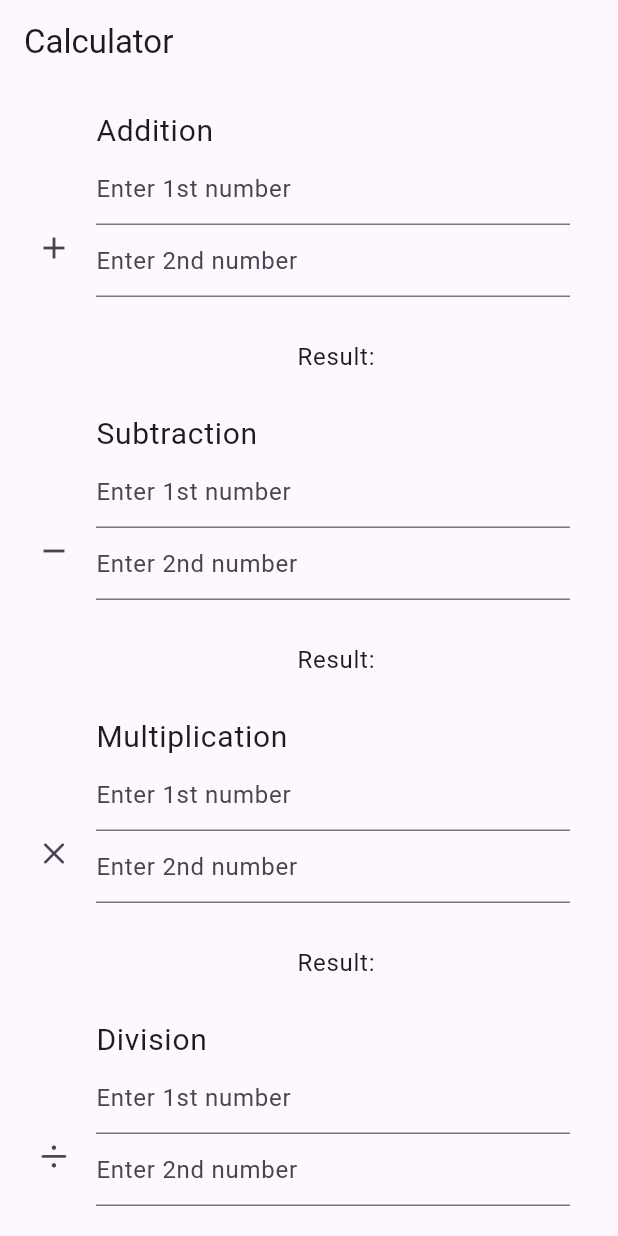
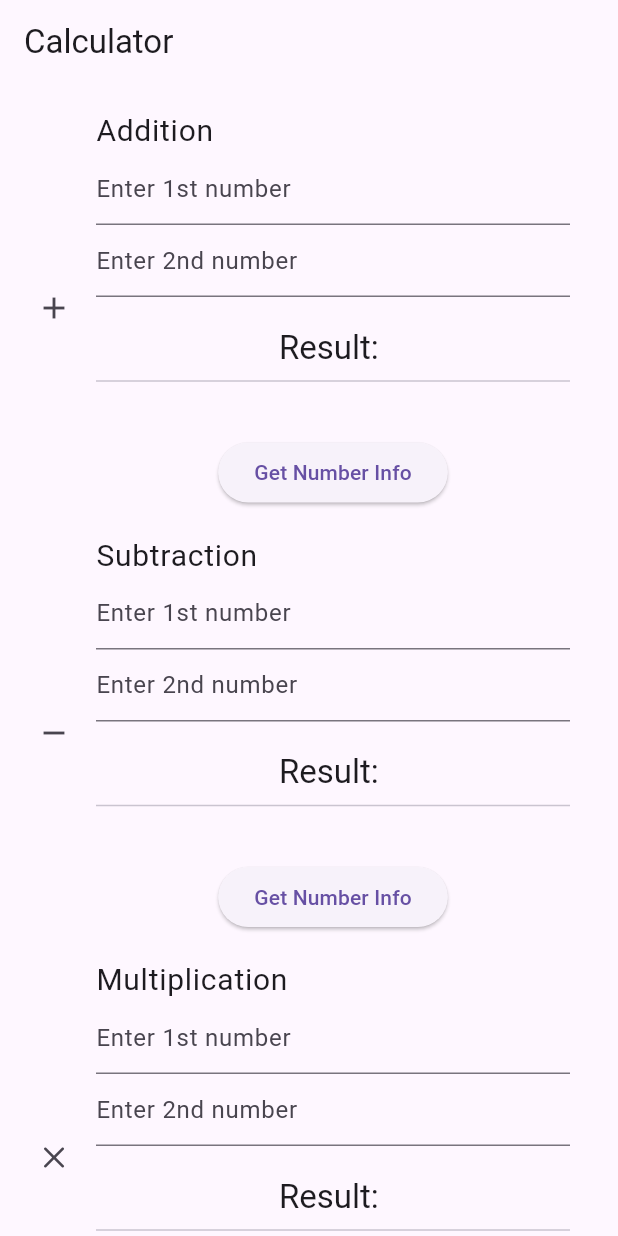
Before and after one commit to kboomska/testing-basics, a Flutter app: the screen it shows after launch, on a phone screen of 412 x 824 dp. Run offline on Flutter 3.47's test engine with Material 3 defaults, Android fonts, the phone set to English and light mode, and no system bars.

Commit message:
calculator integration testing; implementing NumberApiService; show number info

```diff
--- a/integration_testing/lib/operation_widget.dart
+++ b/integration_testing/lib/operation_widget.dart
@@ -1,7 +1,10 @@
+import 'package:http/http.dart' as http;
+
 import 'package:flutter/material.dart';
 
 import 'package:integration_testing/calculator.dart';
 import 'package:integration_testing/operation.dart';
+import 'package:integration_testing/service/number_api_service.dart';
 
 class OperationWidget extends StatefulWidget {
   final Operation operation;
@@ -18,14 +21,18 @@ class OperationWidget extends StatefulWidget {
 }
 
 class _OperationWidgetState extends State<OperationWidget> {
+  late NumberApiService _numberApiService;
+
   final _topTextController = TextEditingController();
   final _bottomTextController = TextEditingController();
 
   String _operationResult = '';
-  String _resultAfterAnimation = '';
+  // String _resultAfterAnimation = '';
+  String numberInfo = '';
 
   @override
   void initState() {
+    _numberApiService = NumberApiService(client: http.Client());
     _topTextController.addListener(_getResult);
     _bottomTextController.addListener(_getResult);
     super.initState();
@@ -65,26 +72,50 @@ class _OperationWidgetState extends State<OperationWidget> {
             decoration: const InputDecoration(hintText: 'Enter 2nd number'),
           ),
           const SizedBox(height: 20),
-          AnimatedContainer(
-            padding: const EdgeInsets.all(8.0),
-            duration: const Duration(milliseconds: 1000),
-            onEnd: () {
-              setState(() {
-                _resultAfterAnimation = _operationResult.toString();
-              });
-            },
-            color: _operationResult.isEmpty ? Colors.transparent : Colors.green,
-            curve: Curves.easeInOut,
-            child: Text(
-              _resultAfterAnimation.isNotEmpty ? 'Result: $_resultAfterAnimation' : 'Result: ',
-              style: Theme.of(context).textTheme.bodyLarge,
-              textAlign: TextAlign.end,
+          Text(
+            'Result: $_operationResult',
+            style: Theme.of(context).textTheme.titleLarge,
+          ),
+          const Divider(),
+          Text(
+            numberInfo,
+            style: const TextStyle(
+              fontSize: 20,
             ),
           ),
-          // Text(
-          //   'Result: $_operationResult',
-          //   style: Theme.of(context).textTheme.titleLarge,
-          // )
+          ElevatedButton(
+            key:
+                Key('elevated_button_${widget.operation.descriptionOperation}'),
+            onPressed: () async {
+              if (_operationResult.isNotEmpty) {
+                var value = await _numberApiService
+                    .getNumberFact((double.parse(_operationResult)).round());
+
+                setState(() {
+                  numberInfo = value.text;
+                });
+              }
+            },
+            child: const Text('Get Number Info'),
+          ),
+          // AnimatedContainer(
+          //   padding: const EdgeInsets.all(8.0),
+          //   duration: const Duration(milliseconds: 1000),
+          //   onEnd: () {
+          //     setState(() {
+          //       _resultAfterAnimation = _operationResult.toString();
+          //     });
+          //   },
+          //   color: _operationResult.isEmpty ? Colors.transparent : Colors.green,
+          //   curve: Curves.easeInOut,
+          //   child: Text(
+          //     _resultAfterAnimation.isNotEmpty
+          //         ? 'Result: $_resultAfterAnimation'
+          //         : 'Result: ',
+          //     style: Theme.of(context).textTheme.bodyLarge,
+          //     textAlign: TextAlign.end,
+          //   ),
+          // ),
         ],
       ),
     );
```
